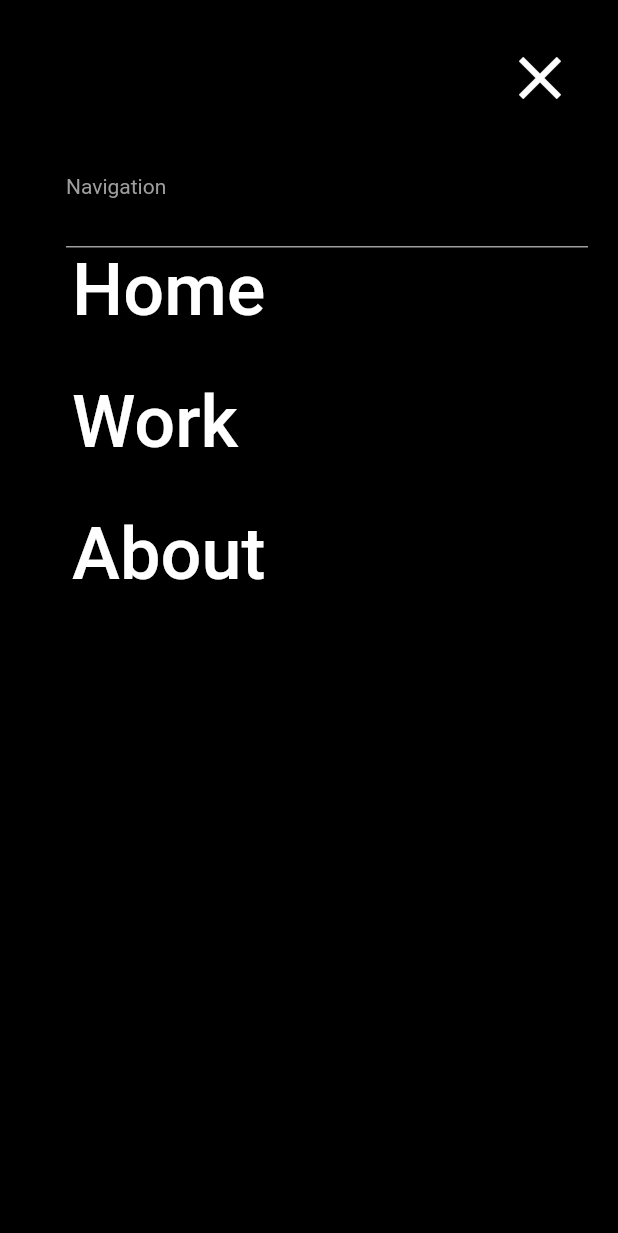
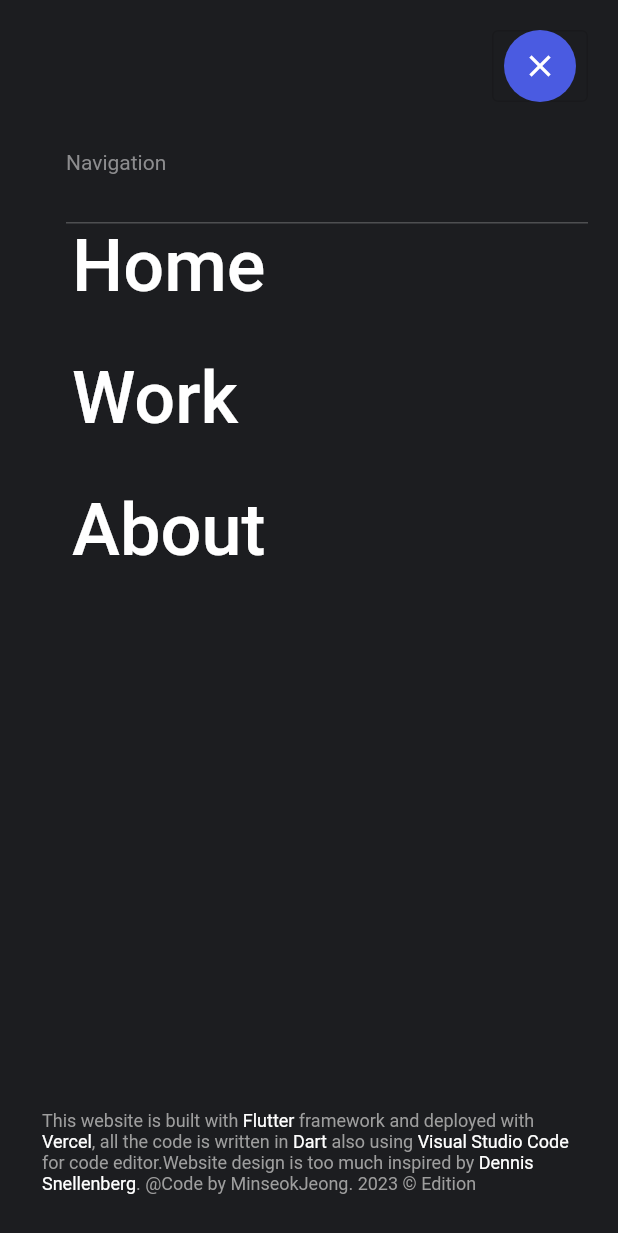
Before and after one commit to MinseokJeong/mj_personal_website, a Flutter app: the AboutPage screen opened directly, after a tap on the "menu" icon, on a phone screen of 412 x 824 dp. Shown: the top 1233 px of the screen. Run offline on Flutter 3.47's test engine with Material 2 defaults, Android fonts, the phone set to English and light mode, and no system bars; our stand-ins replace animated_text_kit, auto_size_text, flutter_svg, google_fonts, hexcolor; Roboto replaces fonts that are missing (NotoSansKorean).

Commit message:
Change the footer widget..??

```diff
--- a/lib/main.dart
+++ b/lib/main.dart
@@ -25,12 +25,12 @@ void main() {
 
   ScreenTypeExtension.baseScreenType = ScreenType.laptopLarge;
 
-  bool developmentMode = false;
+  bool developmentMode = true;
 
   if (developmentMode) {
     return runApp(
       MaterialApp(
-        home: AboutPage(),
+        home: MenuPage(),
         theme: ThemeData(fontFamily: FontName.NotoSansKorean.name),
         debugShowCheckedModeBanner: false,
       ),
--- a/lib/page/menu_page.dart
+++ b/lib/page/menu_page.dart
@@ -1,6 +1,7 @@
 import 'package:flutter/material.dart';
 import 'package:flutter/material.dart';
 import 'package:flutter/widgets.dart';
+import 'package:mj_portfolio_web/widget/footer_widget.dart';
 import '../model/route_name.dart' as rn;
 
 class MenuPage extends StatelessWidget {
@@ -8,8 +9,15 @@ class MenuPage extends StatelessWidget {
 
   @override
   Widget build(BuildContext context) {
+    const backgroundColor = Color(0xff1C1D20);
+    const dividerColor = Color(0xff4E4F51);
+    const smallTextColor = Color(0xff8C8C8E);
+    const largeTextColor = Color(0xffffffff);
+    const closeButtonBackgroundColor = Color(0xff4A5BE1);
+    const closeButtonIconColor = Colors.white;
+
     return Scaffold(
-      backgroundColor: Colors.black,
+      backgroundColor: backgroundColor,
       body: Container(
         padding: EdgeInsets.all(20),
         width: double.infinity,
@@ -19,14 +27,22 @@ class MenuPage extends StatelessWidget {
             Row(
               mainAxisAlignment: MainAxisAlignment.end,
               children: [
-                IconButton(
-                  iconSize: 48,
+                OutlinedButton(
+                  style: OutlinedButton.styleFrom(padding: EdgeInsets.zero),
                   onPressed: () {
                     Navigator.pop(context);
                   },
-                  icon: Icon(
-                    Icons.close_sharp,
-                    color: Colors.white,
+                  child: Container(
+                    width: 48,
+                    height: 48,
+                    padding: EdgeInsets.all(8),
+                    decoration: BoxDecoration(
+                        color: closeButtonBackgroundColor,
+                        shape: BoxShape.circle),
+                    child: Icon(
+                      Icons.close_sharp,
+                      color: closeButtonIconColor,
+                    ),
                   ),
                 ),
               ],
@@ -38,7 +54,7 @@ class MenuPage extends StatelessWidget {
               padding: const EdgeInsets.only(left: 24.0),
               child: Text(
                 'Navigation',
-                style: TextStyle(color: Colors.grey, fontSize: 14),
+                style: TextStyle(color: smallTextColor, fontSize: 14),
               ),
             ),
             SizedBox(
@@ -49,7 +65,7 @@ class MenuPage extends StatelessWidget {
               child: Container(
                 width: double.infinity,
                 height: 1,
-                color: Colors.grey,
+                color: dividerColor,
               ),
             ),
             _CustomRowTextButton(
@@ -78,6 +94,11 @@ class MenuPage extends StatelessWidget {
                 Navigator.pushNamedAndRemoveUntil(
                     context, rn.aboutPage, (_) => false);
               },
+            ),
+            Expanded(child: SizedBox.shrink()),
+            FooterWidget(
+              defaultColor: Colors.grey,
+              highlightColor: Colors.white,
             ),
           ],
         ),
--- a/lib/widget/footer_widget.dart
+++ b/lib/widget/footer_widget.dart
@@ -1,5 +1,8 @@
+import 'package:flutter/gestures.dart';
 import 'package:flutter/material.dart';
+import 'package:mj_portfolio_web/model/enum_screen_type.dart';
 import 'package:mj_portfolio_web/util/screen_size.dart';
+import 'package:mj_portfolio_web/util/screen_type_extension.dart';
 import 'package:url_launcher/url_launcher_string.dart';
 
 class FooterWidget extends StatelessWidget {
@@ -15,8 +18,10 @@ class FooterWidget extends StatelessWidget {
   @override
   Widget build(BuildContext context) {
     final defaultTextStyle = TextStyle(color: defaultColor, fontSize: 12);
-    if (ScreenSize.isTabletScreenSize(context) ||
-        ScreenSize.isMobileScreenSize(context)) {
+    final highlightTextStyle = defaultTextStyle.copyWith(color: highlightColor);
+    final screenWidth = ScreenSize.getScreenWidth(context);
+
+    if (screenWidth < ScreenType.tablet.width) {
       return Container(
         width: double.infinity,
         padding: EdgeInsets.all(8.0),
@@ -25,42 +30,39 @@ class FooterWidget extends StatelessWidget {
             children: [
               Wrap(
                 children: [
-                  Text(
-                    "This website is built with ",
-                    style: defaultTextStyle,
+                  Text.rich(TextSpan(children: [
+                    TextSpan(text: "This website is built with "),
+                    _urlTextSpan(
+                        'Flutter',
+                        "https://flutter.dev/multi-platform/web",
+                        highlightTextStyle),
+                    TextSpan(
+                      text: " framework and deployed with ",
                     ),
-                  _urlTextWidget(
-                      "Flutter", "https://flutter.dev/multi-platform/web"),
-                  Text(
-                    " framework and deployed with ",
-                    style: defaultTextStyle,
+                    _urlTextSpan(
+                        "Vercel", "https://vercel.com/", highlightTextStyle),
+                    TextSpan(
+                      text: ", all the code is written in ",
                     ),
-                  _urlTextWidget("Vercel", "https://vercel.com/"),
-                  Text(
-                    ", all the code is written in ",
-                    style: defaultTextStyle,
+                    _urlTextSpan(
+                        "Dart", "https://dart.dev/", highlightTextStyle),
+                    TextSpan(
+                      text: " also using ",
                     ),
-                  _urlTextWidget("Dart", "https://dart.dev/"),
-                  Text(
-                    " also using ",
-                    style: defaultTextStyle,
+                    _urlTextSpan("Visual Studio Code",
+                        "https://code.visualstudio.com/", highlightTextStyle),
+                    TextSpan(
+                      text: " for code editor.",
                     ),
-                  _urlTextWidget(
-                      "Visual Studio Code", "https://code.visualstudio.com/"),
-                  Text(
-                    " for code editor.",
-                    style: defaultTextStyle,
+                    TextSpan(
+                      text: "Website design is too much inspired by ",
                     ),
-                  Text(
-                    "Website design is too much inspired by ",
-                    style: defaultTextStyle,
-                  ),
-                  _urlTextWidget(
-                      "Dennis Snellenberg", "https://dennissnellenberg.com/"),
-                  Text(
-                    ". @Code by MinseokJeong. 2023 © Edition",
-                    style: defaultTextStyle,
+                    _urlTextSpan("Dennis Snellenberg",
+                        "https://dennissnellenberg.com/", highlightTextStyle),
+                    TextSpan(
+                      text: ". @Code by MinseokJeong. 2023 © Edition",
                     )
+                  ], style: defaultTextStyle)),
                 ],
               ),
             ],
@@ -74,50 +76,42 @@ class FooterWidget extends StatelessWidget {
         child: Center(
           child: Column(
             children: [
-              Wrap(
-                children: [
-                  Text(
-                    "This website is built with ",
-                    style: defaultTextStyle,
+              Text.rich(TextSpan(style: defaultTextStyle, children: [
+                TextSpan(
+                  text: "This website is built with ",
                 ),
-                  _urlTextWidget(
-                      "Flutter", "https://flutter.dev/multi-platform/web"),
-                  Text(
-                    " framework and deployed with ",
-                    style: defaultTextStyle,
+                _urlTextSpan(
+                    "Flutter",
+                    "https://flutter.dev/multi-platform/web",
+                    highlightTextStyle),
+                TextSpan(
+                  text: " framework and deployed with ",
                 ),
-                  _urlTextWidget("Vercel", "https://vercel.com/"),
-                  Text(
-                    ", all the code is written in ",
-                    style: defaultTextStyle,
+                _urlTextSpan(
+                    "Vercel", "https://vercel.com/", highlightTextStyle),
+                TextSpan(
+                  text: ", all the code is written in ",
                 ),
-                  _urlTextWidget("Dart", "https://dart.dev/"),
-                  Text(
-                    " also using ",
-                    style: defaultTextStyle,
+                _urlTextSpan("Dart", "https://dart.dev/", highlightTextStyle),
+                TextSpan(
+                  text: " also using ",
                 ),
-                  _urlTextWidget(
-                      "Visual Studio Code", "https://code.visualstudio.com/"),
-                  Text(
-                    " for code editor.",
-                    style: defaultTextStyle,
+                _urlTextSpan("Visual Studio Code",
+                    "https://code.visualstudio.com/", highlightTextStyle),
+                TextSpan(
+                  text: " for code editor.",
                 ),
-                ],
+              ])),
+              Text.rich(TextSpan(style: defaultTextStyle, children: [
+                TextSpan(
+                  text: "Website design is too much inspired by ",
                 ),
-              Wrap(
-                children: [
-                  Text(
-                    "Website design is too much inspired by ",
-                    style: defaultTextStyle,
-                  ),
-                  _urlTextWidget(
-                      "Dennis Snellenberg", "https://dennissnellenberg.com/"),
-                  Text(
-                    ". @Code by MinseokJeong. 2023 © Edition",
-                    style: defaultTextStyle,
+                _urlTextSpan("Dennis Snellenberg",
+                    "https://dennissnellenberg.com/", highlightTextStyle),
+                TextSpan(
+                  text: ". @Code by MinseokJeong. 2023 © Edition",
                 )
-                ],
-              ),
+              ])),
             ],
           ),
         ),
@@ -125,22 +119,10 @@ class FooterWidget extends StatelessWidget {
     }
   }
 
-  Widget _urlTextWidget(String text, String url) {
-    return TextButton(
-      onPressed: () {
-        launchUrlString(url);
-      },
-      child: Text(
-        text,
-        style: TextStyle(
-            color: highlightColor,
-            fontSize: 12,
-            decoration: TextDecoration.underline),
-      ),
-      style: TextButton.styleFrom(
-        padding: EdgeInsets.zero,
-        minimumSize: Size.zero,
-      ),
-    );
+  TextSpan _urlTextSpan(String text, String url, TextStyle style) {
+    return TextSpan(
+        text: text,
+        recognizer: TapGestureRecognizer()..onTap = () => launchUrlString(url),
+        style: style);
   }
 }
```
Lines whose indentation alone changed are shown as unchanged.
